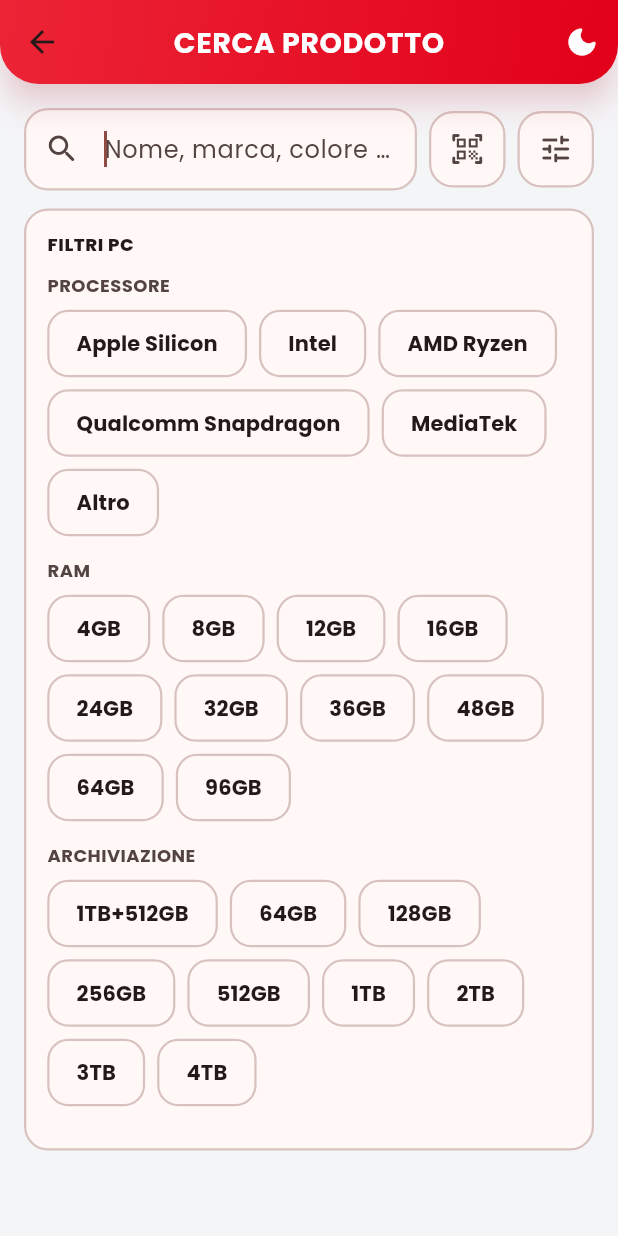
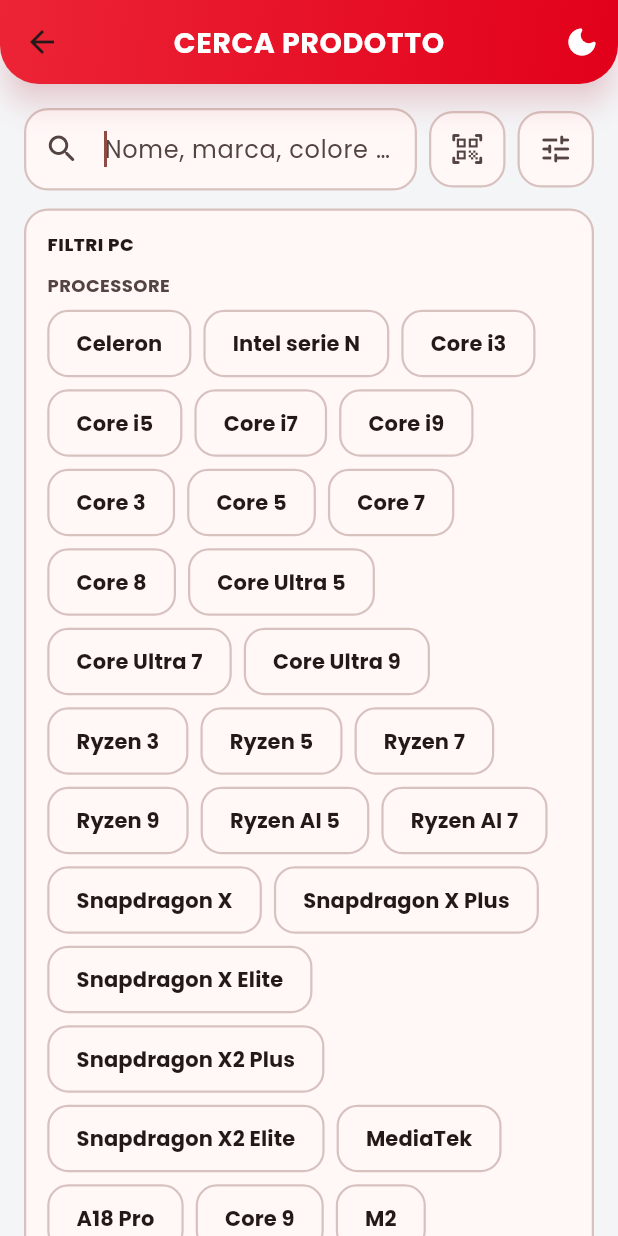
Before and after one commit to Daisutzu/mwinventory, a Flutter app: the SearchProductsScreen screen opened directly, after a tap on the "tune" icon, on a phone screen of 412 x 824 dp. Run offline on Flutter 3.47's test engine with Material 3 defaults, Android fonts, the light colour scheme and no system bars; our stand-ins replace barcode_widget, google_fonts, hive, hive_flutter; missing offline and left inert: mobile_scanner; accounts and stored records are empty.

Commit message:
Add granular CPU model filter for PC search
Sostituisce il filtro per famiglia generica (Intel/Ryzen) con uno per
modello preciso (Core i3/i5/i7/i9, Core 3/5/7/8/9, Core Ultra 5/7/9,
Ryzen 3/5/7/9, Ryzen AI, Snapdragon X/Plus/Elite, chip Apple, MediaTek),
riconoscendo sia le sigle abbreviate del foglio PIM che i nomi estesi
presi da MediaWorld.

Corregge anche uno scambio C/U nella sigla Intel (le U erano Core Ultra,
non generico "Intel") e un buco nel riconoscimento MediaTek (KOMP520).

```diff
--- a/lib/pc_spec_utils.dart
+++ b/lib/pc_spec_utils.dart
@@ -21,7 +21,7 @@
   if (c.contains('RYZEN') || c.startsWith('RYZ')) {
     return 'AMD Ryzen';
   }
-  if (c.contains('MEDIATEK') || c.contains('KOMPANIO') || c.startsWith('MKT')) {
+  if (c.contains('MEDIATEK') || c.contains('KOMP') || c.startsWith('MKT')) {
     return 'MediaTek';
   }
   if (c.contains('INTEL') ||
@@ -35,13 +35,92 @@
   return 'Altro';
 }
 
-const kCpuFamilyOrder = [
-  'Apple Silicon',
-  'Intel',
-  'AMD Ryzen',
-  'Qualcomm Snapdragon',
+// Livello preciso del processore (es. "Core i5", "Ryzen 7", "M4 Pro"),
+// usato per il filtro di ricerca: la sola famiglia (Intel/Ryzen) e' troppo
+// generica quando in catalogo convivono modelli molto diversi tra loro.
+String? cpuTier(String? cpu) {
+  if (cpu == null || cpu.isEmpty) return null;
+  final c = cpu.toUpperCase();
+
+  // Apple Silicon: il nome del chip e' gia' di per se' il "livello".
+  if (RegExp(r'^M\d').hasMatch(c) || RegExp(r'^A\d+\s*PRO$').hasMatch(c)) {
+    return cpu.trim();
+  }
+
+  // AMD Ryzen (sia sigla RYZ7 che nome esteso "AMD Ryzen 7 260"), con la
+  // linea "Ryzen AI" tenuta distinta perche' e' una gamma diversa.
+  final ryzenAi = RegExp(r'RYZ(?:EN)?\s*AI\s*(\d)').firstMatch(c);
+  if (ryzenAi != null) return 'Ryzen AI ${ryzenAi.group(1)}';
+  final ryzen = RegExp(r'RYZ(?:EN)?\s*(\d)').firstMatch(c);
+  if (ryzen != null) return 'Ryzen ${ryzen.group(1)}';
+
+  // Intel Core Ultra: sigla U7 (nel foglio originale "U" sta per Ultra) o
+  // nome esteso "Core Ultra 7 ...".
+  final coreUltraAbbrev = RegExp(r'^U([579])$').firstMatch(c);
+  if (coreUltraAbbrev != null) return 'Core Ultra ${coreUltraAbbrev.group(1)}';
+  final coreUltra = RegExp(r'CORE\s+ULTRA\s+([579])\b').firstMatch(c);
+  if (coreUltra != null) return 'Core Ultra ${coreUltra.group(1)}';
+
+  // Intel Core "classico" con la i (sigla I5 o nome esteso "Core i5 ...").
+  final coreI = RegExp(r'^I([3579])\b').firstMatch(c) ??
+      RegExp(r'CORE\s+I([3579])\b').firstMatch(c);
+  if (coreI != null) return 'Core i${coreI.group(1)}';
+
+  // Intel Core "nuova numerazione" senza la i: sigla C7 (nel foglio
+  // originale "C" sta per Core) o nome esteso "Core 7 150U".
+  final corePlainAbbrev = RegExp(r'^C([3-9])$').firstMatch(c);
+  if (corePlainAbbrev != null) return 'Core ${corePlainAbbrev.group(1)}';
+  final corePlain = RegExp(r'CORE\s+([357])\b').firstMatch(c);
+  if (corePlain != null) return 'Core ${corePlain.group(1)}';
+
+  // Intel entry-level: Celeron/Pentium serie N, oppure Celeron generico.
+  if (RegExp(r'\bN\d{3,4}\b').hasMatch(c)) return 'Intel serie N';
+  if (c == 'CEL' || c.contains('CELERON')) return 'Celeron';
+
+  // Qualcomm Snapdragon: dal piu' al meno specifico.
+  if (c.contains('X2') && c.contains('ELITE')) return 'Snapdragon X2 Elite';
+  if (c.contains('X2') && c.contains('PLUS')) return 'Snapdragon X2 Plus';
+  if (c.contains('ELITE')) return 'Snapdragon X Elite';
+  if (c.contains('PLUS')) return 'Snapdragon X Plus';
+  if (c.contains('SNAPDRAGON') || RegExp(r'^S?QX\d').hasMatch(c)) {
+    return 'Snapdragon X';
+  }
+
+  // Fallback: usa la famiglia generica (copre anche MediaTek/"Altro").
+  return cpuFamily(cpu);
+}
+
+// Ordine suggerito in cui mostrare i livelli CPU nei filtri, quando
+// presenti nel catalogo. Qualunque livello non elencato qui (perche'
+// nuovo o non previsto) viene comunque mostrato, in coda e in ordine
+// alfabetico: vedi `_availableCpuTiers` in search_products_screen.dart.
+const kCpuTierOrder = [
+  'Celeron',
+  'Intel serie N',
+  'Core i3',
+  'Core i5',
+  'Core i7',
+  'Core i9',
+  'Core 3',
+  'Core 5',
+  'Core 7',
+  'Core 8',
+  'Core Ultra 5',
+  'Core Ultra 7',
+  'Core Ultra 9',
+  'Ryzen 3',
+  'Ryzen 5',
+  'Ryzen 7',
+  'Ryzen 9',
+  'Ryzen AI 5',
+  'Ryzen AI 7',
+  'Ryzen AI 9',
+  'Snapdragon X',
+  'Snapdragon X Plus',
+  'Snapdragon X Elite',
+  'Snapdragon X2 Plus',
+  'Snapdragon X2 Elite',
   'MediaTek',
-  'Altro',
 ];
 
 // "16GB" -> 16, "1TB" -> 1000, per poter ordinare correttamente.
--- a/lib/search_products_screen.dart
+++ b/lib/search_products_screen.dart
@@ -26,7 +26,7 @@
   final _controller = TextEditingController();
   String _query = '';
   bool _filtersExpanded = false;
-  final Set<String> _selectedFamilies = {};
+  final Set<String> _selectedCpuTiers = {};
   final Set<String> _selectedRam = {};
   final Set<String> _selectedStorage = {};
 
@@ -37,19 +37,21 @@
   }
 
   bool get _filtersActive =>
-      _selectedFamilies.isNotEmpty ||
+      _selectedCpuTiers.isNotEmpty ||
       _selectedRam.isNotEmpty ||
       _selectedStorage.isNotEmpty;
 
-  List<String> get _availableFamilies {
+  List<String> get _availableCpuTiers {
     final present = <String>{};
     for (final p in sampleProducts.where((p) => _isPcCategory(p.category))) {
       for (final v in p.pcVariants) {
-        final f = cpuFamily(v.cpu);
-        if (f != null) present.add(f);
+        final t = cpuTier(v.cpu);
+        if (t != null) present.add(t);
       }
     }
-    return kCpuFamilyOrder.where(present.contains).toList();
+    final ordered = kCpuTierOrder.where(present.contains).toList();
+    final extra = present.difference(ordered.toSet()).toList()..sort();
+    return [...ordered, ...extra];
   }
 
   List<String> get _availableRam {
@@ -88,7 +90,7 @@
 
   void _clearFilters() {
     setState(() {
-      _selectedFamilies.clear();
+      _selectedCpuTiers.clear();
       _selectedRam.clear();
       _selectedStorage.clear();
     });
@@ -108,13 +110,13 @@
       String? filterMatchedCode;
       if (_filtersActive) {
         for (final variant in product.pcVariants) {
-          final familyOk = _selectedFamilies.isEmpty ||
-              _selectedFamilies.contains(cpuFamily(variant.cpu));
+          final tierOk = _selectedCpuTiers.isEmpty ||
+              _selectedCpuTiers.contains(cpuTier(variant.cpu));
           final ramOk =
               _selectedRam.isEmpty || _selectedRam.contains(variant.ram);
           final storageOk = _selectedStorage.isEmpty ||
               _selectedStorage.contains(variant.storage);
-          if (familyOk && ramOk && storageOk) {
+          if (tierOk && ramOk && storageOk) {
             filterMatchedCode = variant.code;
             break;
           }
@@ -204,7 +206,7 @@
   Widget build(BuildContext context) {
     final scheme = Theme.of(context).colorScheme;
     final results = _search();
-    final activeFilterCount = _selectedFamilies.length +
+    final activeFilterCount = _selectedCpuTiers.length +
         _selectedRam.length +
         _selectedStorage.length;
 
@@ -376,8 +378,8 @@
                         const SizedBox(height: 10),
                         _filterGroup(
                           'PROCESSORE',
-                          _availableFamilies,
-                          _selectedFamilies,
+                          _availableCpuTiers,
+                          _selectedCpuTiers,
                         ),
                         _filterGroup('RAM', _availableRam, _selectedRam),
                         _filterGroup(
```
Also changed, not shown: 1 other file.
